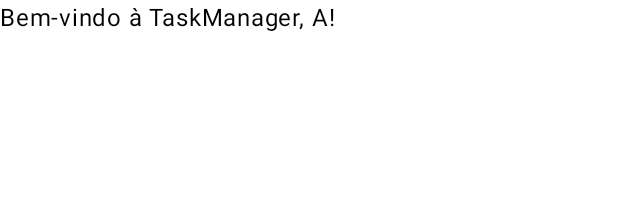
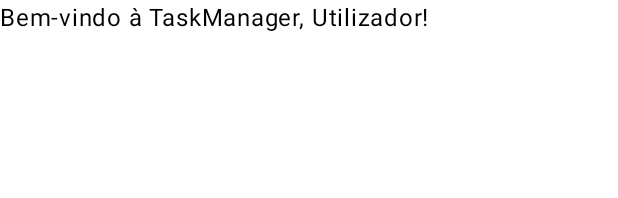
Before and after one commit to IgorCruz7/TaskManagerAcademico, an Android app built with Jetpack Compose: the @Preview function GreetingPreview, on a phone screen of 412 x 824 dp. Shown: the top 198 px of the screen. Run offline under Robolectric (Android 15) with nearby library versions, the phone set to English and light mode, and no system bars.

Commit message:
Atualiza HomeScreen

```diff
--- a/app/src/main/java/com/example/myapplication/MainActivity.kt
+++ b/app/src/main/java/com/example/myapplication/MainActivity.kt
@@ -21,7 +21,7 @@ class MainActivity : ComponentActivity() {
             MyApplicationTheme {
                 Scaffold(modifier = Modifier.fillMaxSize()) { innerPadding ->
                     Greeting(
-                        name = "Android",
+                        name = "Utilizador",
                         modifier = Modifier.padding(innerPadding)
                     )
                 }
@@ -42,6 +42,6 @@ fun Greeting(name: String, modifier: Modifier = Modifier) {
 @Composable
 fun GreetingPreview() {
     MyApplicationTheme {
-        Greeting("A")
+        Greeting("Utilizador")
     }
 }
```
